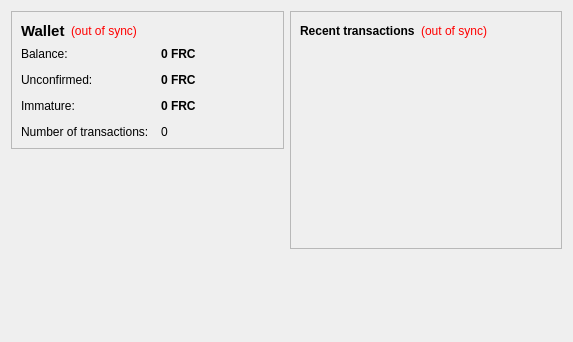
Old version of the form src/qt/forms/overviewpage.ui in the repository ApplebyCoin/ApplebyCoin.
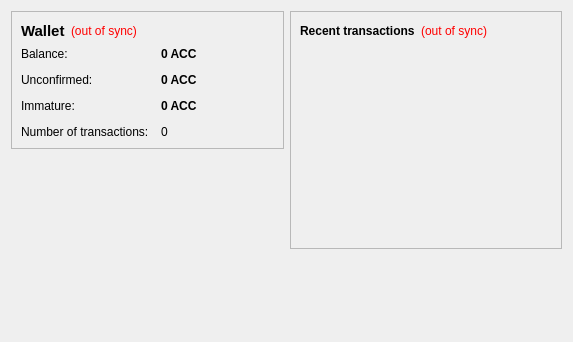
New version of the form.

The edit to the form file:
```diff
--- a/src/qt/forms/overviewpage.ui
+++ b/src/qt/forms/overviewpage.ui
@@ -105,7 +105,7 @@
              <string>Your current balance</string>
             </property>
             <property name="text">
-             <string notr="true">0 FRC</string>
+             <string notr="true">0 ACC</string>
             </property>
             <property name="textInteractionFlags">
              <set>Qt::LinksAccessibleByMouse|Qt::TextSelectableByKeyboard|Qt::TextSelectableByMouse</set>
@@ -134,7 +134,7 @@
              <string>Total of transactions that have yet to be confirmed, and do not yet count toward the current balance</string>
             </property>
             <property name="text">
-             <string notr="true">0 FRC</string>
+             <string notr="true">0 ACC</string>
             </property>
             <property name="textInteractionFlags">
              <set>Qt::LinksAccessibleByMouse|Qt::TextSelectableByKeyboard|Qt::TextSelectableByMouse</set>
@@ -177,7 +177,7 @@
              <string>Mined balance that has not yet matured</string>
             </property>
             <property name="text">
-             <string notr="true">0 FRC</string>
+             <string notr="true">0 ACC</string>
             </property>
             <property name="textInteractionFlags">
              <set>Qt::LinksAccessibleByMouse|Qt::TextSelectableByKeyboard|Qt::TextSelectableByMouse</set>
```
Left out of the diff: 4 changed lines with no effect on the pictures.
